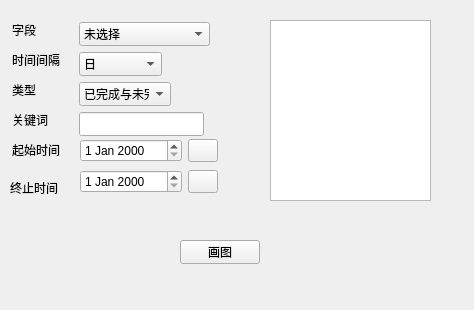
The window that datavisualization/querywidget.ui (Harry-Chen/OOP-Cash) describes before a commit, drawn with Qt 5.
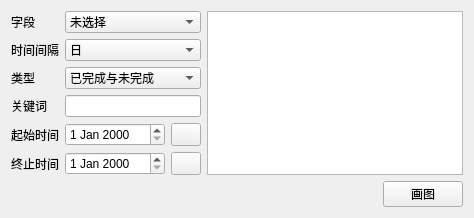
The same window after the commit. Icons and pictures are not drawn.

```diff
--- a/datavisualization/querywidget.ui
+++ b/datavisualization/querywidget.ui
@@ -7,314 +7,268 @@
     <x>0</x>
     <y>0</y>
     <width>474</width>
-    <height>310</height>
+    <height>216</height>
    </rect>
   </property>
   <property name="windowTitle">
    <string>Form</string>
   </property>
-  <widget class="QPushButton" name="Do">
-   <property name="geometry">
-    <rect>
-     <x>180</x>
-     <y>240</y>
-     <width>80</width>
-     <height>24</height>
-    </rect>
-   </property>
-   <property name="text">
-    <string>画图</string>
-   </property>
-  </widget>
-  <widget class="QListWidget" name="listWidget">
-   <property name="geometry">
-    <rect>
-     <x>270</x>
-     <y>20</y>
-     <width>161</width>
-     <height>181</height>
-    </rect>
-   </property>
-   <property name="editTriggers">
-    <set>QAbstractItemView::NoEditTriggers</set>
-   </property>
-   <property name="selectionMode">
-    <enum>QAbstractItemView::MultiSelection</enum>
-   </property>
-   <property name="selectionBehavior">
-    <enum>QAbstractItemView::SelectRows</enum>
-   </property>
-  </widget>
-  <widget class="QLabel" name="label_5">
-   <property name="geometry">
-    <rect>
-     <x>12</x>
-     <y>74</y>
-     <width>52</width>
-     <height>32</height>
-    </rect>
-   </property>
-   <property name="text">
-    <string>类型</string>
-   </property>
-  </widget>
-  <widget class="QLabel" name="label_2">
-   <property name="geometry">
-    <rect>
-     <x>10</x>
-     <y>180</y>
-     <width>53</width>
-     <height>16</height>
-    </rect>
-   </property>
-   <property name="text">
-    <string>终止时间</string>
-   </property>
-   <property name="buddy">
-    <cstring>timeTo</cstring>
-   </property>
-  </widget>
-  <widget class="QLabel" name="label_3">
-   <property name="geometry">
-    <rect>
-     <x>12</x>
-     <y>22</y>
-     <width>29</width>
-     <height>16</height>
-    </rect>
-   </property>
-   <property name="text">
-    <string>字段</string>
-   </property>
-  </widget>
-  <widget class="QLabel" name="label_6">
-   <property name="geometry">
-    <rect>
-     <x>12</x>
-     <y>112</y>
-     <width>55</width>
-     <height>16</height>
-    </rect>
-   </property>
-   <property name="text">
-    <string>关键词</string>
-   </property>
-  </widget>
-  <widget class="QComboBox" name="timeType">
-   <property name="geometry">
-    <rect>
-     <x>79</x>
-     <y>52</y>
-     <width>83</width>
-     <height>24</height>
-    </rect>
-   </property>
-   <item>
-    <property name="text">
-     <string>日</string>
-    </property>
+  <layout class="QGridLayout" name="gridLayout_2">
+   <item row="0" column="0">
+    <layout class="QVBoxLayout" name="verticalLayout">
+     <item>
+      <layout class="QHBoxLayout" name="horizontalLayout_3">
+       <item>
+        <layout class="QGridLayout" name="gridLayout">
+         <item row="0" column="0">
+          <widget class="QLabel" name="label_3">
+           <property name="text">
+            <string>字段</string>
+           </property>
+          </widget>
+         </item>
+         <item row="0" column="1">
+          <widget class="QComboBox" name="selectField">
+           <item>
+            <property name="text">
+             <string>未选择</string>
+            </property>
+           </item>
+           <item>
+            <property name="text">
+             <string>按类型</string>
+            </property>
+           </item>
+           <item>
+            <property name="text">
+             <string>按支出账户</string>
+            </property>
+           </item>
+           <item>
+            <property name="text">
+             <string>按收入账户</string>
+            </property>
+           </item>
+          </widget>
+         </item>
+         <item row="1" column="0">
+          <widget class="QLabel" name="label_4">
+           <property name="text">
+            <string>时间间隔</string>
+           </property>
+          </widget>
+         </item>
+         <item row="1" column="1">
+          <widget class="QComboBox" name="timeType">
+           <item>
+            <property name="text">
+             <string>日</string>
+            </property>
+           </item>
+           <item>
+            <property name="text">
+             <string>月</string>
+            </property>
+           </item>
+           <item>
+            <property name="text">
+             <string>年</string>
+            </property>
+           </item>
+          </widget>
+         </item>
+         <item row="2" column="0">
+          <widget class="QLabel" name="label_5">
+           <property name="text">
+            <string>类型</string>
+           </property>
+          </widget>
+         </item>
+         <item row="2" column="1">
+          <widget class="QComboBox" name="finished">
+           <item>
+            <property name="text">
+             <string>已完成与未完成</string>
+            </property>
+           </item>
+           <item>
+            <property name="text">
+             <string>仅已完成</string>
+            </property>
+           </item>
+           <item>
+            <property name="text">
+             <string>仅未完成</string>
+            </property>
+           </item>
+          </widget>
+         </item>
+         <item row="3" column="0">
+          <widget class="QLabel" name="label_6">
+           <property name="text">
+            <string>关键词</string>
+           </property>
+          </widget>
+         </item>
+         <item row="3" column="1">
+          <widget class="QLineEdit" name="keyWord"/>
+         </item>
+         <item row="4" column="0">
+          <widget class="QLabel" name="label">
+           <property name="text">
+            <string>起始时间</string>
+           </property>
+           <property name="buddy">
+            <cstring>timeFrom</cstring>
+           </property>
+          </widget>
+         </item>
+         <item row="4" column="1">
+          <layout class="QHBoxLayout" name="horizontalLayout">
+           <item>
+            <widget class="QDateEdit" name="timeFrom">
+             <property name="minimumSize">
+              <size>
+               <width>0</width>
+               <height>20</height>
+              </size>
+             </property>
+            </widget>
+           </item>
+           <item>
+            <widget class="QPushButton" name="btnCalendarFrom">
+             <property name="minimumSize">
+              <size>
+               <width>30</width>
+               <height>23</height>
+              </size>
+             </property>
+             <property name="maximumSize">
+              <size>
+               <width>30</width>
+               <height>23</height>
+              </size>
+             </property>
+             <property name="text">
+              <string/>
+             </property>
+             <property name="icon">
+              <iconset resource="../uirsc.qrc">
+               <normaloff>:/icons/icons/24.png</normaloff>:/icons/icons/24.png</iconset>
+             </property>
+             <property name="iconSize">
+              <size>
+               <width>30</width>
+               <height>23</height>
+              </size>
+             </property>
+             <property name="flat">
+              <bool>false</bool>
+             </property>
+            </widget>
+           </item>
+          </layout>
+         </item>
+         <item row="5" column="0">
+          <widget class="QLabel" name="label_2">
+           <property name="text">
+            <string>终止时间</string>
+           </property>
+           <property name="buddy">
+            <cstring>timeTo</cstring>
+           </property>
+          </widget>
+         </item>
+         <item row="5" column="1">
+          <layout class="QHBoxLayout" name="horizontalLayout_2">
+           <item>
+            <widget class="QDateEdit" name="timeTo">
+             <property name="minimumSize">
+              <size>
+               <width>0</width>
+               <height>20</height>
+              </size>
+             </property>
+            </widget>
+           </item>
+           <item>
+            <widget class="QPushButton" name="btnCalendarTo">
+             <property name="minimumSize">
+              <size>
+               <width>30</width>
+               <height>23</height>
+              </size>
+             </property>
+             <property name="maximumSize">
+              <size>
+               <width>30</width>
+               <height>23</height>
+              </size>
+             </property>
+             <property name="text">
+              <string/>
+             </property>
+             <property name="icon">
+              <iconset resource="../uirsc.qrc">
+               <normaloff>:/icons/icons/24.png</normaloff>:/icons/icons/24.png</iconset>
+             </property>
+             <property name="iconSize">
+              <size>
+               <width>30</width>
+               <height>23</height>
+              </size>
+             </property>
+             <property name="flat">
+              <bool>false</bool>
+             </property>
+            </widget>
+           </item>
+          </layout>
+         </item>
+        </layout>
+       </item>
+       <item>
+        <widget class="QListWidget" name="listWidget">
+         <property name="editTriggers">
+          <set>QAbstractItemView::NoEditTriggers</set>
+         </property>
+         <property name="selectionMode">
+          <enum>QAbstractItemView::MultiSelection</enum>
+         </property>
+         <property name="selectionBehavior">
+          <enum>QAbstractItemView::SelectRows</enum>
+         </property>
+        </widget>
+       </item>
+      </layout>
+     </item>
+     <item>
+      <layout class="QHBoxLayout" name="horizontalLayout_4">
+       <item>
+        <spacer name="horizontalSpacer">
+         <property name="orientation">
+          <enum>Qt::Horizontal</enum>
+         </property>
+         <property name="sizeHint" stdset="0">
+          <size>
+           <width>40</width>
+           <height>20</height>
+          </size>
+         </property>
+        </spacer>
+       </item>
+       <item>
+        <widget class="QPushButton" name="Do">
+         <property name="text">
+          <string>画图</string>
+         </property>
+        </widget>
+       </item>
+      </layout>
+     </item>
+    </layout>
    </item>
-   <item>
-    <property name="text">
-     <string>月</string>
-    </property>
-   </item>
-   <item>
-    <property name="text">
-     <string>年</string>
-    </property>
-   </item>
-  </widget>
-  <widget class="QWidget" name="layoutWidget">
-   <property name="geometry">
-    <rect>
-     <x>80</x>
-     <y>137</y>
-     <width>138</width>
-     <height>58</height>
-    </rect>
-   </property>
-   <layout class="QGridLayout" name="gridLayout">
-    <item row="0" column="0">
-     <widget class="QDateEdit" name="timeFrom">
-      <property name="minimumSize">
-       <size>
-        <width>0</width>
-        <height>20</height>
-       </size>
-      </property>
-     </widget>
-    </item>
-    <item row="0" column="1">
-     <widget class="QPushButton" name="btnCalendarFrom">
-      <property name="minimumSize">
-       <size>
-        <width>30</width>
-        <height>23</height>
-       </size>
-      </property>
-      <property name="maximumSize">
-       <size>
-        <width>30</width>
-        <height>23</height>
-       </size>
-      </property>
-      <property name="text">
-       <string/>
-      </property>
-      <property name="icon">
-       <iconset resource="../uirsc.qrc">
-        <normaloff>:/icons/icons/24.png</normaloff>:/icons/icons/24.png</iconset>
-      </property>
-      <property name="iconSize">
-       <size>
-        <width>30</width>
-        <height>23</height>
-       </size>
-      </property>
-      <property name="flat">
-       <bool>false</bool>
-      </property>
-     </widget>
-    </item>
-    <item row="1" column="0">
-     <widget class="QDateEdit" name="timeTo">
-      <property name="minimumSize">
-       <size>
-        <width>0</width>
-        <height>20</height>
-       </size>
-      </property>
-     </widget>
-    </item>
-    <item row="1" column="1">
-     <widget class="QPushButton" name="btnCalendarTo">
-      <property name="minimumSize">
-       <size>
-        <width>30</width>
-        <height>23</height>
-       </size>
-      </property>
-      <property name="maximumSize">
-       <size>
-        <width>30</width>
-        <height>23</height>
-       </size>
-      </property>
-      <property name="text">
-       <string/>
-      </property>
-      <property name="icon">
-       <iconset resource="../uirsc.qrc">
-        <normaloff>:/icons/icons/24.png</normaloff>:/icons/icons/24.png</iconset>
-      </property>
-      <property name="iconSize">
-       <size>
-        <width>30</width>
-        <height>23</height>
-       </size>
-      </property>
-      <property name="flat">
-       <bool>false</bool>
-      </property>
-     </widget>
-    </item>
-   </layout>
-  </widget>
-  <widget class="QComboBox" name="finished">
-   <property name="geometry">
-    <rect>
-     <x>79</x>
-     <y>82</y>
-     <width>92</width>
-     <height>24</height>
-    </rect>
-   </property>
-   <item>
-    <property name="text">
-     <string>已完成与未完成</string>
-    </property>
-   </item>
-   <item>
-    <property name="text">
-     <string>仅已完成</string>
-    </property>
-   </item>
-   <item>
-    <property name="text">
-     <string>仅未完成</string>
-    </property>
-   </item>
-  </widget>
-  <widget class="QComboBox" name="selectField">
-   <property name="geometry">
-    <rect>
-     <x>79</x>
-     <y>22</y>
-     <width>131</width>
-     <height>24</height>
-    </rect>
-   </property>
-   <item>
-    <property name="text">
-     <string>未选择</string>
-    </property>
-   </item>
-   <item>
-    <property name="text">
-     <string>按类型</string>
-    </property>
-   </item>
-   <item>
-    <property name="text">
-     <string>按支出账户</string>
-    </property>
-   </item>
-   <item>
-    <property name="text">
-     <string>按收入账户</string>
-    </property>
-   </item>
-  </widget>
-  <widget class="QLineEdit" name="keyWord">
-   <property name="geometry">
-    <rect>
-     <x>79</x>
-     <y>112</y>
-     <width>125</width>
-     <height>24</height>
-    </rect>
-   </property>
-  </widget>
-  <widget class="QLabel" name="label_4">
-   <property name="geometry">
-    <rect>
-     <x>12</x>
-     <y>52</y>
-     <width>61</width>
-     <height>16</height>
-    </rect>
-   </property>
-   <property name="text">
-    <string>时间间隔</string>
-   </property>
-  </widget>
-  <widget class="QLabel" name="label">
-   <property name="geometry">
-    <rect>
-     <x>12</x>
-     <y>142</y>
-     <width>58</width>
-     <height>16</height>
-    </rect>
-   </property>
-   <property name="text">
-    <string>起始时间</string>
-   </property>
-   <property name="buddy">
-    <cstring>timeFrom</cstring>
-   </property>
-  </widget>
+  </layout>
   <zorder>label_5</zorder>
   <zorder>label_2</zorder>
   <zorder>label_3</zorder>
```
Left out of the diff: 1 changed line with no effect on the pictures.
